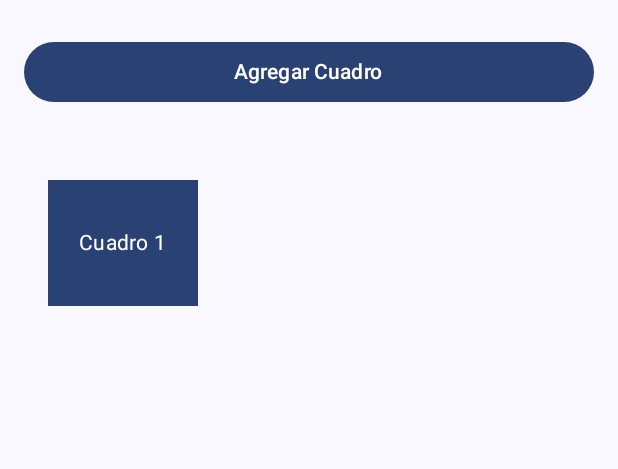
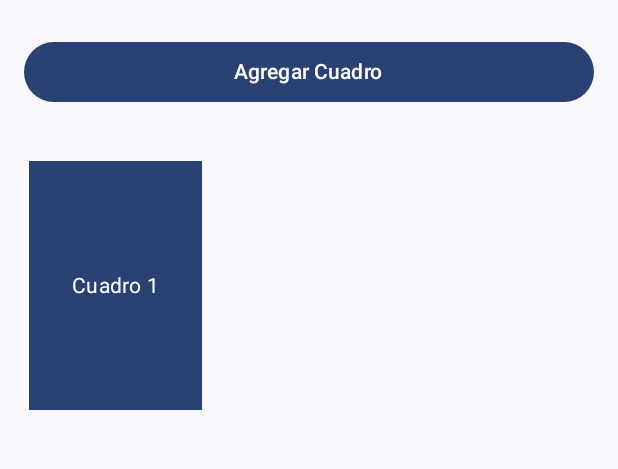
Before and after one commit to valentinogallard0/BookTrackerr, an Android app built with Jetpack Compose: the screen it shows after launch (MainActivity), after a tap on "Agregar Cuadro", on a phone screen of 412 x 824 dp, the part 84-553 px from its top. Run offline under Robolectric (Android 15) with nearby library versions, the phone set to English and light mode, and no system bars.

Commit message:
Ajuste de recuadros que se van agregando al dar clic en el boton

```diff
--- a/app/src/main/java/com/tecmilenio/booktrackerevidencia/MainActivity.kt
+++ b/app/src/main/java/com/tecmilenio/booktrackerevidencia/MainActivity.kt
@@ -67,15 +67,15 @@ fun MainScreen() {
             LazyVerticalGrid(
                 columns = GridCells.Adaptive(minSize = 100.dp), // El tamaño mínimo de los cuadros
                 modifier = Modifier.fillMaxSize(),
-                contentPadding = PaddingValues(8.dp),
-                verticalArrangement = Arrangement.spacedBy(8.dp),
-                horizontalArrangement = Arrangement.spacedBy(8.dp)
+                contentPadding = PaddingValues(1.dp),
+                verticalArrangement = Arrangement.spacedBy(50.dp),
+                horizontalArrangement = Arrangement.spacedBy(10.dp)
             ) {
                 items(items.size) { index ->
                     Box(
                         modifier = Modifier
-                            .size(100.dp)
-                            .padding(8.dp)
+                            .size(170.dp)
+                            .padding(2.dp)
                             .background(MaterialTheme.colorScheme.primary)
 
                     ) {
```
